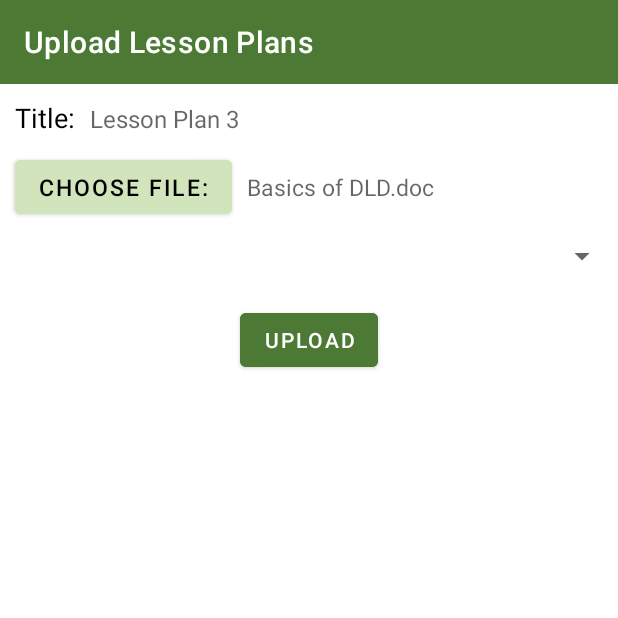
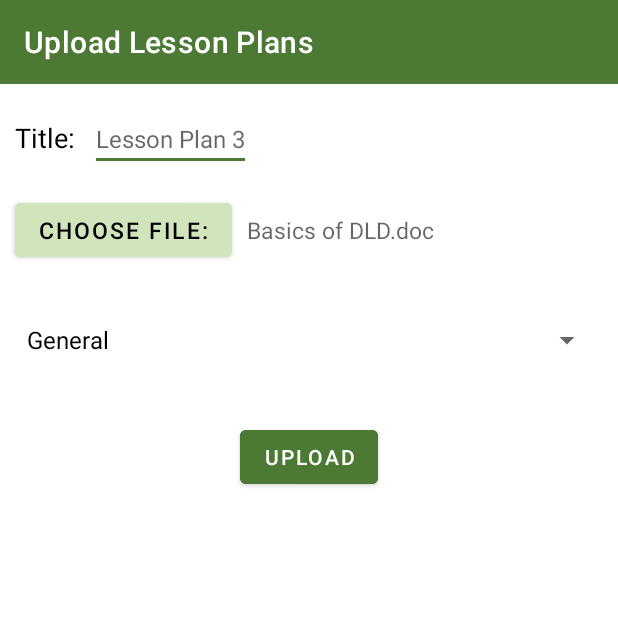
Before and after one commit to mudassar478/BIIT-Digital-Library-FYP, an Android app: the UploadLessonPlanActivity screen opened directly, with no data from a screen before it, on a phone screen of 412 x 824 dp, the top half of it. Run offline under Robolectric (Android 15) with nearby library versions, the phone set to English and light mode, and no system bars.

Commit message:
little bit changes
Co-Authored-By: Muhammad Jawad Zaib <109670316+JZ1575@users.noreply.github.com>

```diff
--- a/app/src/main/java/com/example/biitdigitallibrarysystem/apiServices/APIClient.java
+++ b/app/src/main/java/com/example/biitdigitallibrarysystem/apiServices/APIClient.java
@@ -12,7 +12,7 @@ public class APIClient {
     private Endpoint myApi;
 
     private static Retrofit retrofit = null;
-    public static String ip = "192.168.233.147";
+    public static String ip = "192.168.0.103";
 
     public static Retrofit getClient() {
         HttpLoggingInterceptor interceptor = new HttpLoggingInterceptor();
--- a/app/src/main/java/com/example/biitdigitallibrarysystem/teacherActivities/UploadLessonPlanActivity.java
+++ b/app/src/main/java/com/example/biitdigitallibrarysystem/teacherActivities/UploadLessonPlanActivity.java
@@ -6,13 +6,18 @@ import android.annotation.SuppressLint;
 import android.content.Intent;
 import android.os.Bundle;
 import android.view.View;
+import android.widget.ArrayAdapter;
 import android.widget.Button;
+import android.widget.Spinner;
 import android.widget.Toast;
 
 import com.example.biitdigitallibrarysystem.R;
 import com.example.biitdigitallibrarysystem.apiServices.APIClient;
 import com.example.biitdigitallibrarysystem.apiServices.Endpoint;
 import com.google.android.material.floatingactionbutton.FloatingActionButton;
+
+import java.util.ArrayList;
+import java.util.List;
 
 import okhttp3.ResponseBody;
 import retrofit2.Call;
@@ -34,6 +39,34 @@ public class UploadLessonPlanActivity extends AppCompatActivity {
         Intent intent = getIntent();
         tid = intent.getIntExtra("tid",0);
         cid = intent.getIntExtra("cid",0);
+
+        //spinner code
+        Spinner spinner;
+        List<String> items;
+        spinner = findViewById(R.id.spinnerUploadLesson);
+        items = new ArrayList<>();
+        items.add("General");
+        items.add("1");
+        items.add("2");
+        items.add("3");
+        items.add("4");
+        items.add("5");
+        items.add("6");
+        items.add("7");
+        items.add("8");
+        items.add("9");
+        items.add("10");
+        items.add("11");
+        items.add("12");
+        items.add("13");
+        items.add("14");
+        items.add("15");
+        items.add("16");
+
+
+        spinner.setAdapter(new ArrayAdapter<>(this, androidx.appcompat.R.layout.support_simple_spinner_dropdown_item,items));
+
+
         btnchoose.setOnClickListener(new View.OnClickListener() {
             @Override
             public void onClick(View view) {
--- a/app/src/main/res/layout/activity_teacher_dashboard.xml
+++ b/app/src/main/res/layout/activity_teacher_dashboard.xml
@@ -18,7 +18,7 @@
         android:layout_height="wrap_content"
         android:textStyle="bold"
         android:textColor="@color/primary"
-        android:layout_marginTop="25dp"
+        android:layout_marginTop="50dp"
         android:text="Teacher"
         android:id="@+id/tv_teacherName"
         android:gravity="center"
@@ -28,7 +28,7 @@
        android:layout_width="match_parent"
        android:layout_height="wrap_content"
        android:orientation="horizontal"
-       android:layout_marginTop="50dp"
+       android:layout_marginTop="100dp"
        android:weightSum="2"
        >
 
--- a/app/src/main/res/layout/edit_lesson_plan.xml
+++ b/app/src/main/res/layout/edit_lesson_plan.xml
@@ -28,7 +28,8 @@
             android:layout_marginLeft="10dp"
             android:textColor="@color/black"
             />
-        <TextView
+        <EditText
+            android:id="@+id/editTxtTitle"
             android:layout_marginLeft="10dp"
             android:layout_width="wrap_content"
             android:layout_height="wrap_content"
@@ -41,7 +42,8 @@
     <Spinner
         android:layout_width="match_parent"
         android:layout_height="50dp"
-        android:layout_marginTop="10dp">
+        android:layout_marginTop="10dp"
+        android:id="@+id/spinnerEditLessonPlan">
 
     </Spinner>
     <Button
--- a/app/src/main/res/layout/rv_lesson_plan.xml
+++ b/app/src/main/res/layout/rv_lesson_plan.xml
@@ -29,6 +29,11 @@
         android:layout_marginTop="8dp"
         android:textSize="16dp"
         />
+    <TextView
+        android:layout_width="0dp"
+        android:layout_height="0dp"
+        android:id="@+id/text_view_lid"
+        android:visibility="invisible"/>
     <ImageButton
         android:id="@+id/refrences_lessonplan"
         android:layout_width="wrap_content"
--- a/app/src/main/res/layout/rv_refrencesandlinks.xml
+++ b/app/src/main/res/layout/rv_refrencesandlinks.xml
@@ -15,6 +15,7 @@
         android:layout_weight="4"
         >
         <TextView
+            android:id="@+id/txt_ReferenceAndLink"
             android:layout_gravity="center"
             android:layout_width="wrap_content"
             android:layout_height="wrap_content"
--- a/app/src/main/res/layout/upload_book.xml
+++ b/app/src/main/res/layout/upload_book.xml
@@ -171,7 +171,7 @@
                     android:id="@+id/btn_uploadFile"
                     android:text="Choose File:" />
 
-                <TextView
+                <EditText
                     android:layout_width="wrap_content"
                     android:layout_height="wrap_content"
                     android:layout_marginLeft="5dp"
@@ -195,7 +195,7 @@
                     android:id="@+id/btn_uploadImage"
                     android:text="Choose Image:" />
 
-                <TextView
+                <EditText
                     android:layout_width="wrap_content"
                     android:layout_height="wrap_content"
                     android:layout_marginLeft="5dp"
--- a/app/src/main/res/layout/upload_lesson_plan.xml
+++ b/app/src/main/res/layout/upload_lesson_plan.xml
@@ -18,7 +18,7 @@
         android:layout_width="match_parent"
         android:layout_height="wrap_content"
         android:orientation="horizontal"
-        android:layout_marginTop="10dp"
+        android:layout_marginTop="15dp"
         >
         <TextView
             android:layout_width="wrap_content"
@@ -28,7 +28,7 @@
             android:layout_marginLeft="10dp"
             android:textColor="@color/black"
             />
-        <TextView
+        <EditText
             android:id="@+id/txtViewTitle"
             android:layout_marginLeft="10dp"
             android:layout_width="wrap_content"
@@ -42,7 +42,7 @@
         android:layout_width="match_parent"
         android:layout_height="wrap_content"
         android:orientation="horizontal"
-        android:layout_marginTop="10dp"
+        android:layout_marginTop="15dp"
         >
         <Button
             android:layout_width="wrap_content"
@@ -67,17 +67,20 @@
     <LinearLayout
         android:layout_width="match_parent"
         android:layout_height="wrap_content"
-        android:orientation="vertical">
+        android:orientation="vertical"
+        android:layout_marginTop="15dp">
 
         <Spinner
-            android:id="@+id/spinner"
+            android:id="@+id/spinnerUploadLesson"
             android:layout_width="match_parent"
             android:layout_height="wrap_content"
             android:layout_marginTop="10dp"
-
-            >
+            android:layout_margin="10dp">
 
         </Spinner>
+
+
+    </LinearLayout>
 
     <Button
         android:id="@+id/save_lessonplan"
@@ -87,9 +90,6 @@
         android:layout_marginTop="20dp"
         android:backgroundTint="@color/primary"
         android:text="Upload" />
-    </LinearLayout>
-
-
 
 
 
```
Also changed, not shown: app/src/main/java/com/example/biitdigitallibrarysystem/adapters/LessonPlanAdapter.java (+8 -2 lines), app/src/main/java/com/example/biitdigitallibrarysystem/adapters/ReferencesAndLinksAdapter.java (+4 -3 lines), app/src/main/java/com/example/biitdigitallibrarysystem/models/ReferenceAndLinkModel.java (added, +13 -0 lines), app/src/main/java/com/example/biitdigitallibrarysystem/teacherActivities/EditLessonPlan.java (+35 -0 lines), app/src/main/java/com/example/biitdigitallibrarysystem/teacherActivities/ReferencesAndLinks.java (+45 -8 lines). Lines whose indentation alone changed are shown as unchanged.
